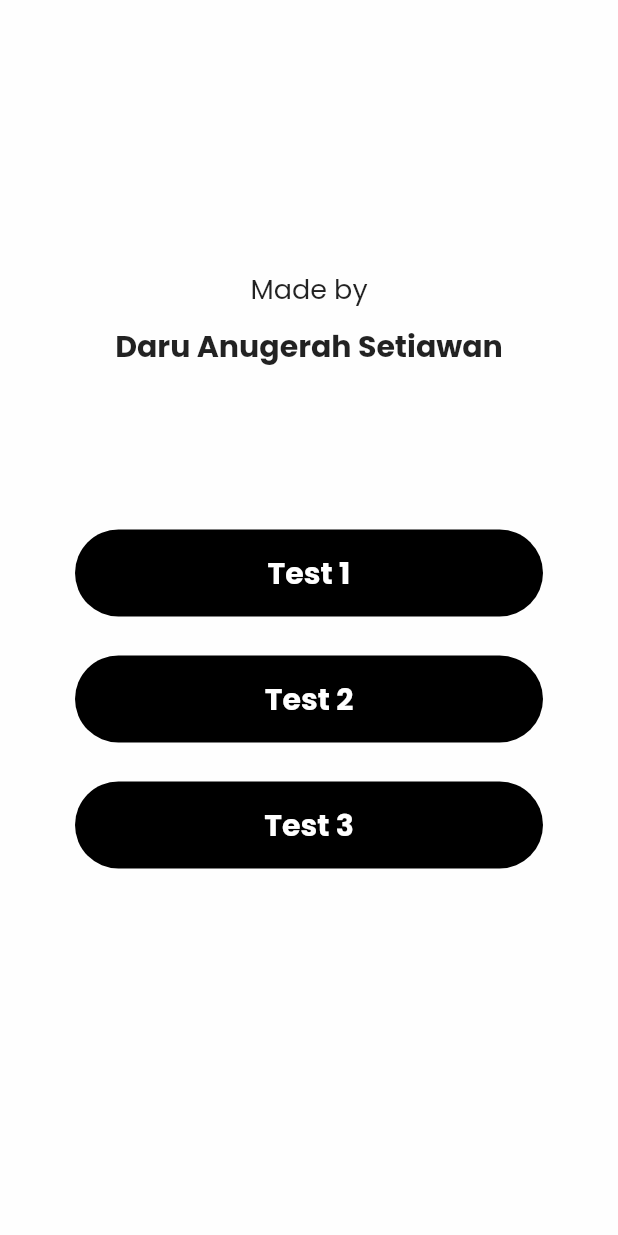
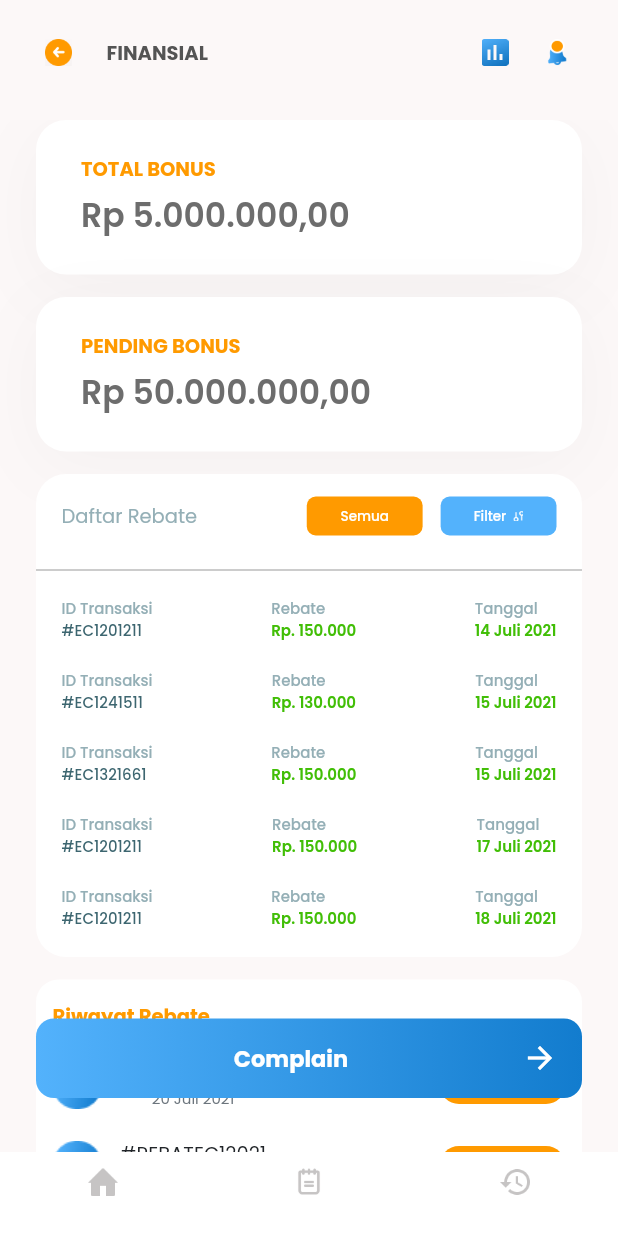
Before and after one commit to daruanugerah/test-ordo-daruanugerah, a Flutter app: the screen it shows after launch, after a tap on "Test 3", on a phone screen of 412 x 824 dp. Run offline on Flutter 3.47's test engine with Material 2 defaults, Android fonts, the phone set to English and light mode, and no system bars; our stand-ins replace equatable, google_fonts.

Commit message:
slicing test 3

```diff
--- /dev/null
+++ b/lib/models/daftar_rebate_model.dart
@@ -0,0 +1,44 @@
+import 'package:equatable/equatable.dart';
+
+class DaftarRebateModel extends Equatable {
+  final String id;
+  final String rebate;
+  final String date;
+
+  DaftarRebateModel({
+    this.id,
+    this.rebate,
+    this.date,
+  });
+
+  @override
+  List<Object> get props => [id, rebate, date];
+}
+
+List<DaftarRebateModel> mockDaftarRebate = [
+  DaftarRebateModel(
+    id: '#EC1201211',
+    rebate: 'Rp. 150.000',
+    date: '14 Juli 2021',
+  ),
+  DaftarRebateModel(
+    id: '#EC1241511',
+    rebate: 'Rp. 130.000',
+    date: '15 Juli 2021',
+  ),
+  DaftarRebateModel(
+    id: '#EC1321661',
+    rebate: 'Rp. 150.000',
+    date: '15 Juli 2021',
+  ),
+  DaftarRebateModel(
+    id: '#EC1201211',
+    rebate: 'Rp. 150.000',
+    date: '17 Juli 2021',
+  ),
+  DaftarRebateModel(
+    id: '#EC1201211',
+    rebate: 'Rp. 150.000',
+    date: '18 Juli 2021',
+  ),
+];
--- /dev/null
+++ b/lib/models/riwayat_rebate_model.dart
@@ -0,0 +1,39 @@
+import 'package:equatable/equatable.dart';
+
+class RiwayatRebateModel extends Equatable {
+  final String id;
+  final String date;
+  final String price;
+
+  RiwayatRebateModel({
+    this.id,
+    this.date,
+    this.price,
+  });
+
+  @override
+  List<Object> get props => [id, date, price];
+}
+
+List<RiwayatRebateModel> mockRiwayatRebate = [
+  RiwayatRebateModel(
+    id: '#REBATEC12021',
+    date: '20 Juli 2021',
+    price: 'Rp 150.000',
+  ),
+  RiwayatRebateModel(
+    id: '#REBATEC12021',
+    date: '20 Juli 2021',
+    price: 'Rp 150.000',
+  ),
+  RiwayatRebateModel(
+    id: '#REBATEC12021',
+    date: '20 Juli 2021',
+    price: 'Rp 150.000',
+  ),
+  RiwayatRebateModel(
+    id: '#REBATEC12021',
+    date: '20 Juli 2021',
+    price: 'Rp 150.000',
+  ),
+];
--- a/lib/pages/main_page.dart
+++ b/lib/pages/main_page.dart
@@ -1,4 +1,5 @@
 import 'package:flutter/material.dart';
+import 'package:test_ordo/pages/test3_page.dart';
 import 'package:test_ordo/theme.dart';
 
 class MainPage extends StatelessWidget {
@@ -89,7 +90,14 @@ class MainPage extends StatelessWidget {
               height: 58,
               width: double.infinity,
               child: TextButton(
-                onPressed: () {},
+                onPressed: () {
+                  Navigator.push(
+                    context,
+                    MaterialPageRoute(
+                      builder: (context) => Test3Page(),
+                    ),
+                  );
+                },
                 style: TextButton.styleFrom(
                   backgroundColor: Colors.black,
                   shape: RoundedRectangleBorder(
--- /dev/null
+++ b/lib/pages/test3_page.dart
@@ -0,0 +1,404 @@
+import 'package:flutter/material.dart';
+import 'package:test_ordo/models/daftar_rebate_model.dart';
+import 'package:test_ordo/models/riwayat_rebate_model.dart';
+import 'package:test_ordo/theme.dart';
+import 'package:test_ordo/widgets/daftar_rabate_widget.dart';
+import 'package:test_ordo/widgets/riwayat_rebate_widget.dart';
+
+class Test3Page extends StatelessWidget {
+  @override
+  Widget build(BuildContext context) {
+    Widget bottomNavBar() {
+      return BottomNavigationBar(
+        backgroundColor: Colors.white,
+        elevation: 0,
+        items: [
+          BottomNavigationBarItem(
+            icon: Image.asset(
+              'assets/icon-home-3.png',
+              width: 20,
+            ),
+            label: '',
+          ),
+          BottomNavigationBarItem(
+            icon: Image.asset(
+              'assets/icon-calendar-3.png',
+              width: 20,
+            ),
+            label: '',
+          ),
+          BottomNavigationBarItem(
+            icon: Image.asset(
+              'assets/icon-restore.png',
+              width: 20,
+            ),
+            label: '',
+          ),
+        ],
+      );
+    }
+
+    Widget header() {
+      return Container(
+        margin: EdgeInsets.only(
+          bottom: 10,
+        ),
+        padding: EdgeInsets.symmetric(
+          horizontal: 29,
+          vertical: 26,
+        ),
+        height: 70,
+        child: Row(
+          mainAxisAlignment: MainAxisAlignment.spaceBetween,
+          children: [
+            Row(
+              children: [
+                Image.asset(
+                  'assets/icon-back-orange.png',
+                  width: 20,
+                ),
+                SizedBox(
+                  width: 22,
+                ),
+                Text(
+                  'FINANSIAL',
+                  style: textStyle.copyWith(
+                    fontSize: 13,
+                    fontWeight: semiBold,
+                    color: Color(0xff545454),
+                  ),
+                ),
+              ],
+            ),
+            Row(
+              children: [
+                Image.asset(
+                  'assets/icon-graph.png',
+                  width: 18,
+                ),
+                SizedBox(
+                  width: 20,
+                ),
+                Image.asset(
+                  'assets/icon-ring-notif.png',
+                  width: 24,
+                ),
+              ],
+            ),
+          ],
+        ),
+      );
+    }
+
+    Widget totalBonus() {
+      return Container(
+        padding: EdgeInsets.symmetric(
+          vertical: 23,
+          horizontal: 30,
+        ),
+        margin: EdgeInsets.only(
+          right: 24,
+          left: 24,
+          bottom: 15,
+        ),
+        height: 103,
+        decoration: BoxDecoration(
+          color: Colors.white,
+          borderRadius: BorderRadius.circular(20),
+          boxShadow: [
+            BoxShadow(
+              color: Colors.black.withOpacity(0.03),
+              blurRadius: 40,
+              offset: Offset(0, 10),
+            ),
+          ],
+        ),
+        child: Column(
+          crossAxisAlignment: CrossAxisAlignment.start,
+          children: [
+            Text(
+              'TOTAL BONUS',
+              style: textStyle.copyWith(
+                fontSize: 13,
+                fontWeight: semiBold,
+                color: orangeColor,
+              ),
+            ),
+            SizedBox(
+              height: 5,
+            ),
+            Text(
+              'Rp 5.000.000,00',
+              style: textStyle.copyWith(
+                fontSize: 22,
+                fontWeight: FontWeight.w600,
+                color: blackColor31,
+              ),
+            ),
+          ],
+        ),
+      );
+    }
+
+    Widget pendingBonus() {
+      return Container(
+        padding: EdgeInsets.symmetric(
+          vertical: 23,
+          horizontal: 30,
+        ),
+        margin: EdgeInsets.only(
+          right: 24,
+          left: 24,
+          bottom: 15,
+        ),
+        height: 103,
+        decoration: BoxDecoration(
+          color: Colors.white,
+          borderRadius: BorderRadius.circular(20),
+          boxShadow: [
+            BoxShadow(
+              color: Colors.black.withOpacity(0.03),
+              blurRadius: 40,
+              offset: Offset(0, 10),
+            ),
+          ],
+        ),
+        child: Column(
+          crossAxisAlignment: CrossAxisAlignment.start,
+          children: [
+            Text(
+              'PENDING BONUS',
+              style: textStyle.copyWith(
+                fontSize: 13,
+                fontWeight: semiBold,
+                color: orangeColor,
+              ),
+            ),
+            SizedBox(
+              height: 5,
+            ),
+            Text(
+              'Rp 50.000.000,00',
+              style: textStyle.copyWith(
+                fontSize: 22,
+                fontWeight: FontWeight.w600,
+                color: blackColor31,
+              ),
+            ),
+          ],
+        ),
+      );
+    }
+
+    Widget daftarRebate() {
+      return Container(
+        margin: EdgeInsets.only(
+          right: 24,
+          left: 24,
+          bottom: 15,
+        ),
+        decoration: BoxDecoration(
+          color: Colors.white,
+          borderRadius: BorderRadius.circular(20),
+        ),
+        child: Column(
+          children: [
+            Container(
+              padding: EdgeInsets.symmetric(
+                vertical: 15,
+                horizontal: 17,
+              ),
+              child: Row(
+                mainAxisAlignment: MainAxisAlignment.spaceBetween,
+                children: [
+                  Text(
+                    'Daftar Rebate',
+                    style: textStyle.copyWith(
+                      fontSize: 13,
+                      color: disableColor3,
+                    ),
+                  ),
+                  Row(
+                    children: [
+                      Container(
+                        height: 26,
+                        width: 77.25,
+                        decoration: BoxDecoration(
+                          borderRadius: BorderRadius.circular(6),
+                          color: orangeColor,
+                        ),
+                        child: Center(
+                          child: Text(
+                            'Semua',
+                            style: textStyle.copyWith(
+                              color: Colors.white,
+                              fontSize: 9,
+                              fontWeight: medium,
+                            ),
+                          ),
+                        ),
+                      ),
+                      SizedBox(
+                        width: 12,
+                      ),
+                      Container(
+                        height: 26,
+                        width: 77.25,
+                        decoration: BoxDecoration(
+                          borderRadius: BorderRadius.circular(6),
+                          color: blueColor3,
+                        ),
+                        child: Row(
+                          mainAxisAlignment: MainAxisAlignment.center,
+                          children: [
+                            Text(
+                              'Filter',
+                              style: textStyle.copyWith(
+                                color: Colors.white,
+                                fontSize: 9,
+                                fontWeight: medium,
+                              ),
+                            ),
+                            SizedBox(
+                              width: 4,
+                            ),
+                            Image.asset(
+                              'assets/icon-option.png',
+                              width: 7.5,
+                            ),
+                          ],
+                        ),
+                      ),
+                    ],
+                  )
+                ],
+              ),
+            ),
+            Divider(
+              color: Color(0xffBBBBBB),
+              thickness: 1,
+            ),
+            SizedBox(
+              height: 10,
+            ),
+            ListView.builder(
+              shrinkWrap: true,
+              scrollDirection: Axis.vertical,
+              itemCount: mockDaftarRebate.length,
+              itemBuilder: (context, index) => DaftarRebateWidget(
+                mockDaftarRebate[index],
+              ),
+            ),
+          ],
+        ),
+      );
+    }
+
+    Widget riwayatRebate() {
+      return Container(
+        margin: EdgeInsets.only(
+          right: 24,
+          left: 24,
+          bottom: 100,
+        ),
+        padding: EdgeInsets.only(
+          right: 11,
+          left: 11,
+          top: 15,
+          bottom: 15,
+        ),
+        decoration: BoxDecoration(
+          borderRadius: BorderRadius.circular(15),
+          color: Colors.white,
+        ),
+        child: Column(
+          crossAxisAlignment: CrossAxisAlignment.start,
+          children: [
+            Text(
+              'Riwayat Rebate',
+              style: textStyle.copyWith(
+                fontSize: 13,
+                fontWeight: semiBold,
+                color: orangeColor,
+              ),
+            ),
+            SizedBox(
+              height: 19,
+            ),
+            ListView.builder(
+              shrinkWrap: true,
+              scrollDirection: Axis.vertical,
+              itemCount: mockRiwayatRebate.length,
+              itemBuilder: (context, index) => RiwayatRebateWidget(
+                mockRiwayatRebate[index],
+              ),
+            ),
+          ],
+        ),
+      );
+    }
+
+    return Scaffold(
+      backgroundColor: backgroundColor,
+      bottomNavigationBar: bottomNavBar(),
+      body: SafeArea(
+        child: Column(
+          children: [
+            header(),
+            Expanded(
+              child: ListView(
+                children: [
+                  totalBonus(),
+                  pendingBonus(),
+                  daftarRebate(),
+                  riwayatRebate(),
+                ],
+              ),
+            ),
+          ],
+        ),
+      ),
+      floatingActionButton: Container(
+        padding: EdgeInsets.symmetric(
+          horizontal: 8,
+        ),
+        margin: EdgeInsets.symmetric(horizontal: 24, vertical: 20),
+        height: 53,
+        width: double.infinity,
+        decoration: BoxDecoration(
+          borderRadius: BorderRadius.circular(12),
+          gradient: LinearGradient(
+            colors: [
+              Color(0xff53B2FC),
+              Color(0xff127CCE),
+            ],
+            begin: Alignment.centerLeft,
+            end: Alignment.centerRight,
+          ),
+        ),
+        child: TextButton(
+          onPressed: () {},
+          child: Row(
+            mainAxisAlignment: MainAxisAlignment.spaceBetween,
+            children: [
+              Container(),
+              Text(
+                'Complain',
+                style: textStyle.copyWith(
+                  color: Colors.white,
+                  fontWeight: semiBold,
+                  fontSize: 15,
+                ),
+              ),
+              Icon(
+                Icons.arrow_forward,
+                color: Colors.white,
+              )
+            ],
+          ),
+        ),
+      ),
+      floatingActionButtonLocation: FloatingActionButtonLocation.centerFloat,
+    );
+  }
+}
--- /dev/null
+++ b/lib/widgets/daftar_rabate_widget.dart
@@ -0,0 +1,87 @@
+import 'package:flutter/material.dart';
+import 'package:test_ordo/models/daftar_rebate_model.dart';
+import 'package:test_ordo/theme.dart';
+
+class DaftarRebateWidget extends StatelessWidget {
+  final DaftarRebateModel _daftarRebateModel;
+
+  DaftarRebateWidget(this._daftarRebateModel);
+
+  @override
+  Widget build(BuildContext context) {
+    return Container(
+      padding: EdgeInsets.symmetric(horizontal: 17),
+      margin: EdgeInsets.only(
+        bottom: 18,
+      ),
+      child: Row(
+        mainAxisAlignment: MainAxisAlignment.spaceBetween,
+        children: [
+          Column(
+            crossAxisAlignment: CrossAxisAlignment.start,
+            children: [
+              Text(
+                'ID Transaksi',
+                style: textStyle.copyWith(
+                  fontSize: 10,
+                  fontWeight: medium,
+                  color: disableColor3,
+                ),
+              ),
+              Text(
+                _daftarRebateModel.id,
+                style: textStyle.copyWith(
+                  fontSize: 10,
+                  fontWeight: medium,
+                  color: greenColor32,
+                ),
+              ),
+            ],
+          ),
+           Column(
+            crossAxisAlignment: CrossAxisAlignment.start,
+            children: [
+              Text(
+                'Rebate',
+                style: textStyle.copyWith(
+                  fontSize: 10,
+                  fontWeight: medium,
+                  color: disableColor3,
+                ),
+              ),
+              Text(
+                _daftarRebateModel.rebate,
+                style: textStyle.copyWith(
+                  fontSize: 10,
+                  fontWeight: FontWeight.w600,
+                  color: greenColor31,
+                ),
+              ),
+            ],
+          ),
+          Column(
+            crossAxisAlignment: CrossAxisAlignment.start,
+            children: [
+              Text(
+                'Tanggal',
+                style: textStyle.copyWith(
+                  fontSize: 10,
+                  fontWeight: medium,
+                  color: disableColor3,
+                ),
+              ),
+              Text(
+                _daftarRebateModel.date,
+                style: textStyle.copyWith(
+                  fontSize: 10,
+                  fontWeight: FontWeight.w600,
+                  color: greenColor31,
+                ),
+              ),
+            ],
+          ),
+        ],
+      ),
+    );
+  }
+}
--- /dev/null
+++ b/lib/widgets/riwayat_rebate_widget.dart
@@ -0,0 +1,68 @@
+import 'package:flutter/material.dart';
+import 'package:test_ordo/models/riwayat_rebate_model.dart';
+import 'package:test_ordo/theme.dart';
+
+class RiwayatRebateWidget extends StatelessWidget {
+  final RiwayatRebateModel _riwayatRebateModel;
+
+  RiwayatRebateWidget(this._riwayatRebateModel);
+
+  @override
+  Widget build(BuildContext context) {
+    return Container(
+      margin: EdgeInsets.only(bottom: 20),
+      child: Row(
+        mainAxisAlignment: MainAxisAlignment.spaceBetween,
+        children: [
+          Row(
+            children: [
+              Image.asset(
+                'assets/icon-note.png',
+                width: 33,
+              ),
+              SizedBox(
+                width: 12,
+              ),
+              Column(
+                children: [
+                  Text(
+                    _riwayatRebateModel.id,
+                    style: textStyle.copyWith(
+                      fontSize: 13,
+                      color: blackColor32,
+                    ),
+                  ),
+                  Text(
+                    _riwayatRebateModel.date,
+                    style: textStyle.copyWith(
+                      fontSize: 10,
+                      color: greyColor3,
+                    ),
+                  ),
+                ],
+              ),
+            ],
+          ),
+          Container(
+            height: 26,
+            width: 84,
+            decoration: BoxDecoration(
+              borderRadius: BorderRadius.circular(17),
+              color: orangeColor,
+            ),
+            child: Center(
+              child: Text(
+                _riwayatRebateModel.price,
+                style: textStyle.copyWith(
+                  color: Colors.white,
+                  fontSize: 11,
+                  fontWeight: FontWeight.w600,
+                ),
+              ),
+            ),
+          ),
+        ],
+      ),
+    );
+  }
+}
```
